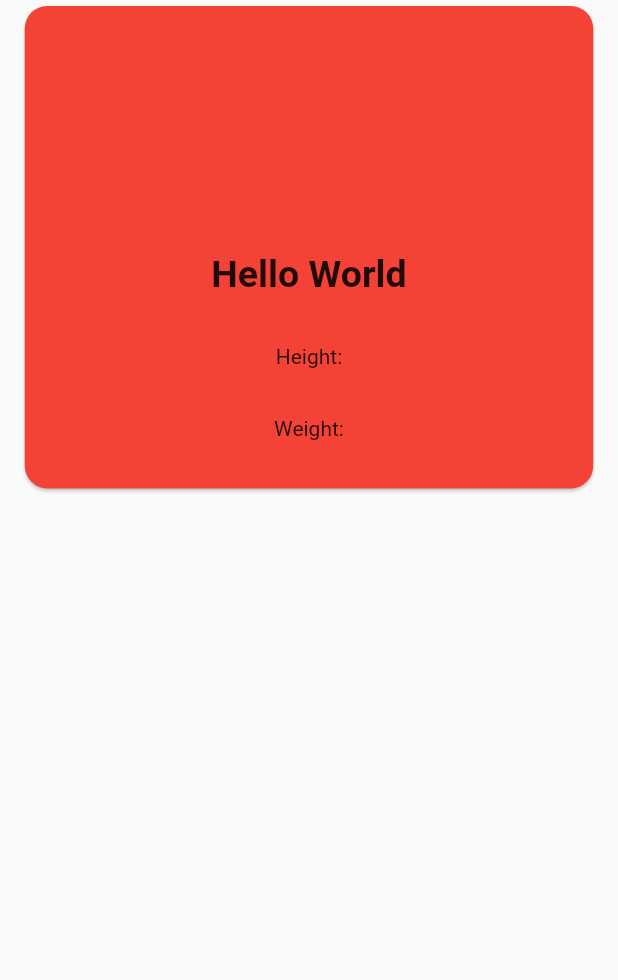
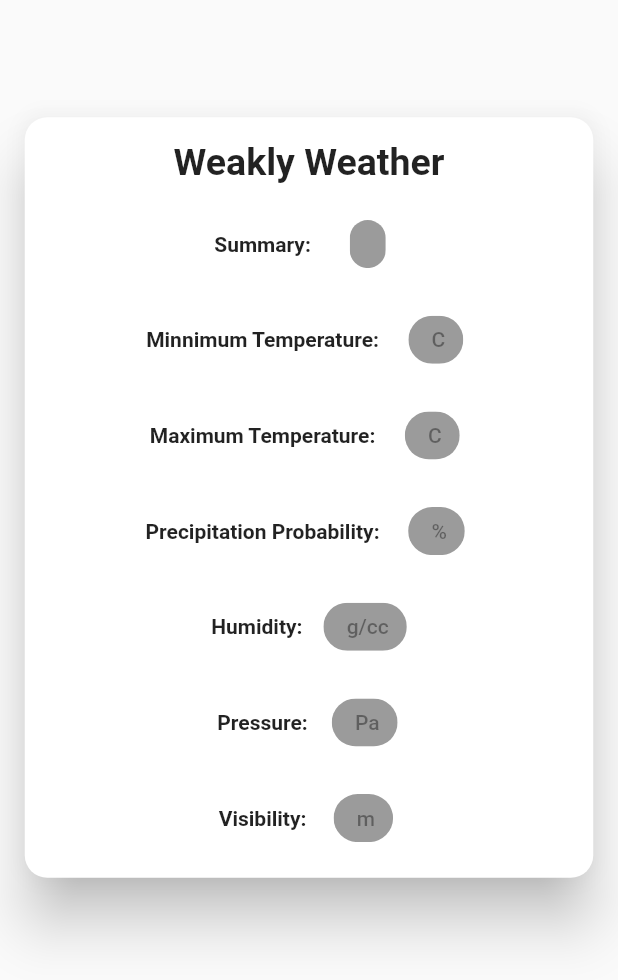
Before and after one commit to vngarg/Weather-App, a Flutter app: the WeaklyWeather widget shown alone on an empty page, opened directly with empty values, on a phone screen of 412 x 824 dp. Shown: the top 980 px of the screen. Run offline on Flutter 3.47's test engine with Material 2 defaults, Android fonts, the phone set to English and light mode, and no system bars; network calls fail.

```diff
--- a/lib/Backend/Geocode.dart
+++ b/lib/Backend/Geocode.dart
@@ -45,9 +45,16 @@ class _GeocodeState extends State<Geocode> {
     final api1Call = await http.get(url);
     final response1 = jsonDecode(api1Call.body);
 
+    // print("HELLO WORLD..........");
+    //   print(latitude);
+    //   print("    ");
     latitude = response1["features"][0]['center'][1];
       longitude = response1["features"][0]['center'][0];
-
+    if (latitude == null) {
+      // Scaffold.of(context).showSnackBar(
+      //     SnackBar(content: Text('Wrong Contact Number or OTP/PIN')));
+      return null;
+    } else {
       String url1 =
           'https://api.darksky.net/forecast//$latitude,$longitude?units=si';
 
@@ -60,24 +67,26 @@ class _GeocodeState extends State<Geocode> {
         MaterialPageRoute(
             builder: (context) => WeatherDisplay(
                 hourSummary: response2['hourly']['summary'],
-            hourPrecipetation: response2['hourly']['data'][0]['precipProbability'],
+                hourPrecipetation: response2['hourly']['data'][0]
+                    ['precipProbability'],
                 hourTemp: response2['hourly']['data'][0]['temperature'],
                 hourHumidity: response2['hourly']['data'][0]['humidity'],
                 hourPressure: response2['hourly']['data'][0]['pressure'],
                 hourVisibility: response2['hourly']['data'][0]['visibility'],
-            // weekSummary: response2['daily']['summary'],
-            // weekPrecipitation: response2['daily']['data'][0]['precipProbability'],
-            // weekMaxTemp: response2['daily']['data'][0]['temperatureHigh'],
-            // weekMinTemp: response2['daily']['data'][0]['temperatureLow'],
-            // week
-          )),
+                weekSummary: response2['daily']['summary'],
+                weekPrecipitation: response2['daily']['data'][0]
+                    ['precipProbability'],
+                weekMaxTemp: response2['daily']['data'][0]['temperatureHigh'],
+                weekMinTemp: response2['daily']['data'][0]['temperatureLow'],
+                weekHumidity: response2['daily']['data'][0]['humidity'],
+                weekPressure: response2['daily']['data'][0]['pressure'],
+                weekVisibility: response2['daily']['data'][0]['visibility'])),
       );
+    }
   }
 
   @override
   Widget build(BuildContext context) {
-    return Container(
-
-    );
+    return Container();
   }
 }
--- a/lib/UI/HomeScreen.dart
+++ b/lib/UI/HomeScreen.dart
@@ -65,7 +65,7 @@ class _HomeScreenState extends State<HomeScreen> {
                   onPressed: () {
                     Navigator.push(
                       context,
-                      MaterialPageRoute(builder: (context) => Weather()),
+                      MaterialPageRoute(builder: (context) => WeatherDisplay()),
                     );
                   },
                   child: Icon(Icons.navigate_next),
--- a/lib/UI/WeaklyWeather.dart
+++ b/lib/UI/WeaklyWeather.dart
@@ -1,32 +1,117 @@
 import 'package:flutter/material.dart';
 
-Widget WeaklyWeather(context, hourSummary,
-      hourPrecipetation,
-      hourTemp,
-      hourHumidity,
-      hourPressure,
-      hourVisibility) {
+Widget WeaklyWeather(context, weekSummary, weekPrecipitation, weekMaxTemp,
+    weekMinTemp, weekHumidity, weekPressure, weekVisibility) {
   return Stack(children: <Widget>[
     Positioned(
       width: MediaQuery.of(context).size.width - 25,
-      height: MediaQuery.of(context).size.height / 2.5,
+      top: MediaQuery.of(context).size.height * 0.09,
+      height: MediaQuery.of(context).size.height / 1.6,
       left: 12.5,
       child: Card(
-        color: Colors.red,
+        elevation: 16.0,
         shape: RoundedRectangleBorder(
           borderRadius: BorderRadius.circular(15.0),
         ),
         child: Column(
           mainAxisAlignment: MainAxisAlignment.spaceEvenly,
           children: <Widget>[
-            SizedBox(height: 100.0),
-            Text('Hello World',
+            Text('Weakly Weather',
                 style: TextStyle(
                   fontSize: 25.0,
                   fontWeight: FontWeight.bold,
                 )),
-            Text('Height:'),
-            Text('Weight:'),
+            Row(
+              mainAxisAlignment: MainAxisAlignment.center,
+              children: <Widget>[
+                Text('Summary:    ' , style: TextStyle(fontWeight: FontWeight.bold),),
+                FilterChip(
+                  label: Text(
+                    '$weekSummary',
+                    style: TextStyle(color: Colors.black),
+                  ),
+                  onSelected: (null),
+                ),
+              ],
+            ),
+            Row(
+              mainAxisAlignment: MainAxisAlignment.center,
+              children: <Widget>[
+                Text('Minnimum Temperature:    ' , style: TextStyle(fontWeight: FontWeight.bold),),
+                FilterChip(
+                  label: Text(
+                    '$weekMinTemp C',
+                    style: TextStyle(color: Colors.black),
+                  ),
+                  onSelected: (null),
+                ),
+              ],
+            ),
+            Row(
+              mainAxisAlignment: MainAxisAlignment.center,
+              children: <Widget>[
+                Text('Maximum Temperature:    ' , style: TextStyle(fontWeight: FontWeight.bold),),
+                FilterChip(
+                  label: Text(
+                    '$weekMaxTemp C',
+                    style: TextStyle(color: Colors.black),
+                  ),
+                  onSelected: (null),
+                ),
+              ],
+            ),
+            Row(
+              mainAxisAlignment: MainAxisAlignment.center,
+              children: <Widget>[
+                Text('Precipitation Probability:    ' , style: TextStyle(fontWeight: FontWeight.bold),),
+                FilterChip(
+                  label: Text(
+                    '$weekPrecipitation %',
+                    style: TextStyle(color: Colors.black),
+                  ),
+                  onSelected: (null),
+                ),
+              ],
+            ),
+            Row(
+              mainAxisAlignment: MainAxisAlignment.center,
+              children: <Widget>[
+                Text('Humidity:    ' , style: TextStyle(fontWeight: FontWeight.bold),),
+                FilterChip(
+                  label: Text(
+                    '$weekHumidity g/cc',
+                    style: TextStyle(color: Colors.black),
+                  ),
+                  onSelected: (null),
+                ),
+              ],
+            ),
+            Row(
+              mainAxisAlignment: MainAxisAlignment.center,
+              children: <Widget>[
+                Text('Pressure:    ' , style: TextStyle(fontWeight: FontWeight.bold),),
+                FilterChip(
+                  label: Text(
+                    '$weekPressure Pa',
+                    style: TextStyle(color: Colors.black),
+                  ),
+                  onSelected: (null),
+                ),
+              ],
+            ),
+            Row(
+              mainAxisAlignment: MainAxisAlignment.center,
+              children: <Widget>[
+                Text('Visibility:    ' , style: TextStyle(fontWeight: FontWeight.bold),),
+                FilterChip(
+                  label: Text(
+                    '$weekVisibility m',
+                    style: TextStyle(color: Colors.black),
+                  ),
+                  onSelected: (null),
+                ),
+              ],
+            )
           ],
         ),
       ),
--- a/lib/Widgets/Button.dart
+++ b/lib/Widgets/Button.dart
@@ -17,7 +17,7 @@ class Buttons extends StatelessWidget {
               : Navigator.push(
                   context,
                   MaterialPageRoute(
-                      builder: (context) => BackendGeocode(location: location)),
+                      builder: (context) => Geocode(location: location)),
                 );
         },
       ),
```
Also changed, not shown: lib/UI/CurrentWaether.dart (+24 -6 lines), lib/UI/WeatherScreen.dart (+42 -79 lines), lib/Widgets/WeatherButton.dart (deleted, +0 -49 lines), lib/main.dart (+36 -0 lines). Lines whose indentation alone changed are shown as unchanged.
